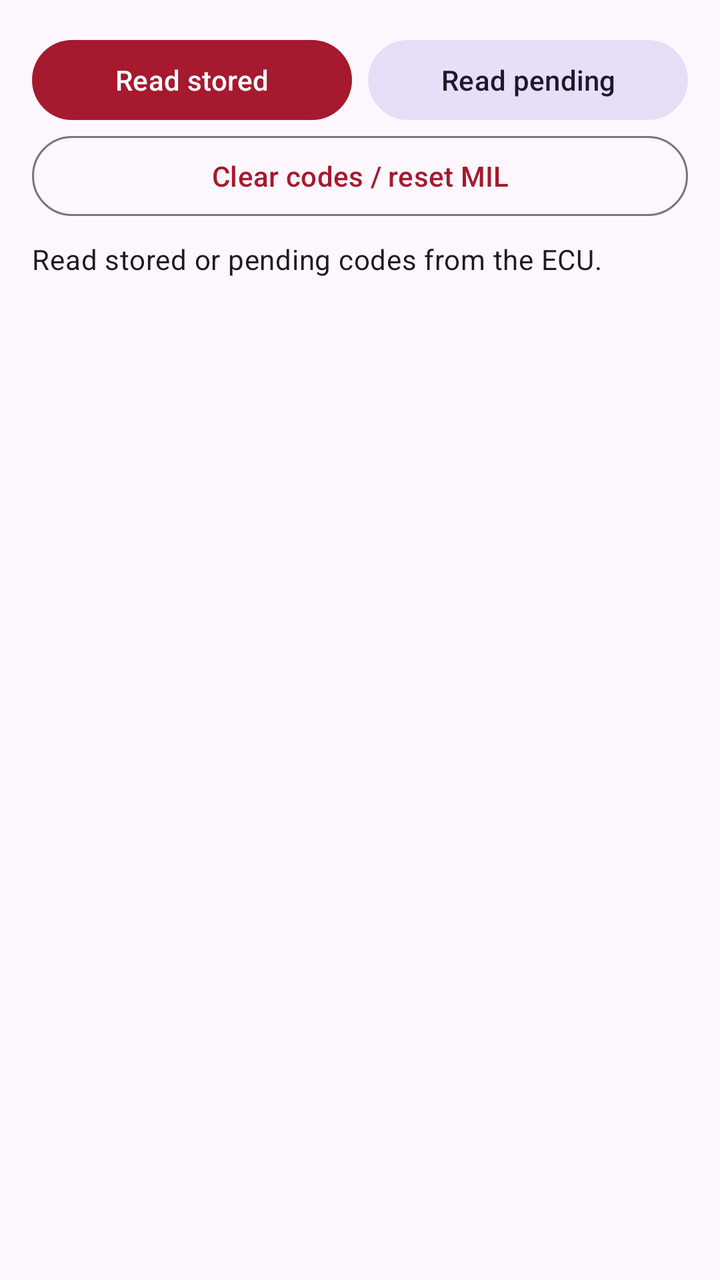
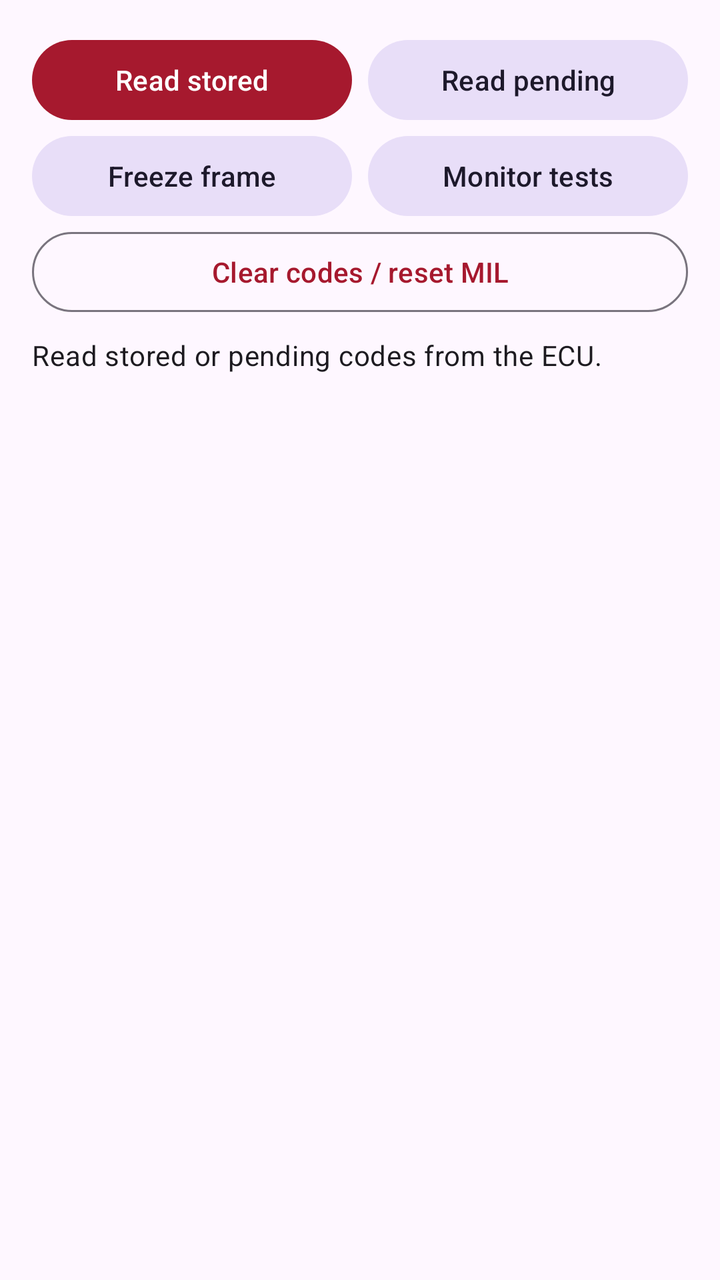

Before-and-after screenshots of an Android layout around one commit, followed by the original layout XML and the change that was made.
<!-- AndroidManifest.xml: application theme Theme.OBDApp -->
<!-- res/layout/fragment_dtc.xml -->
<?xml version="1.0" encoding="utf-8"?>
<LinearLayout xmlns:android="http://schemas.android.com/apk/res/android"
    android:layout_width="match_parent"
    android:layout_height="match_parent"
    android:orientation="vertical"
    android:padding="16dp">

    <LinearLayout
        android:layout_width="match_parent"
        android:layout_height="wrap_content"
        android:orientation="horizontal">

        <com.google.android.material.button.MaterialButton
            android:id="@+id/btnReadStored"
            android:layout_width="0dp"
            android:layout_height="wrap_content"
            android:layout_marginEnd="4dp"
            android:layout_weight="1"
            android:text="@string/dtc_read_stored" />

        <com.google.android.material.button.MaterialButton
            android:id="@+id/btnReadPending"
            style="@style/Widget.Material3.Button.TonalButton"
            android:layout_width="0dp"
            android:layout_height="wrap_content"
            android:layout_marginStart="4dp"
            android:layout_weight="1"
            android:text="@string/dtc_read_pending" />
    </LinearLayout>

    <com.google.android.material.button.MaterialButton
        android:id="@+id/btnClear"
        style="@style/Widget.Material3.Button.OutlinedButton"
        android:layout_width="match_parent"
        android:layout_height="wrap_content"
        android:text="@string/dtc_clear" />

    <LinearLayout
        android:layout_width="match_parent"
        android:layout_height="wrap_content"
        android:gravity="center_vertical"
        android:orientation="horizontal"
        android:paddingTop="8dp"
        android:paddingBottom="8dp">

        <ProgressBar
            android:id="@+id/progressDtc"
            android:layout_width="24dp"
            android:layout_height="24dp"
            android:layout_marginEnd="8dp"
            android:visibility="gone" />

        <TextView
            android:id="@+id/txtDtcStatus"
            android:layout_width="match_parent"
            android:layout_height="wrap_content"
            android:text="@string/dtc_idle"
            android:textAppearance="?attr/textAppearanceBodyMedium" />
    </LinearLayout>

    <androidx.recyclerview.widget.RecyclerView
        android:id="@+id/recyclerCodes"
        android:layout_width="match_parent"
        android:layout_height="0dp"
        android:layout_weight="1" />

</LinearLayout>
<!-- resources referenced by this layout -->
<resources>
  <string name="dtc_clear">Clear codes / reset MIL</string>
  <string name="dtc_idle">Read stored or pending codes from the ECU.</string>
  <string name="dtc_read_pending">Read pending</string>
  <string name="dtc_read_stored">Read stored</string>
  <style name="Theme.OBDApp" parent="Theme.Material3.DayNight.NoActionBar">
          <item name="colorPrimary">@color/soul_red</item>
          <item name="colorOnPrimary">#FFFFFF</item>
          <item name="colorSecondary">@color/soul_red_dark</item>
      </style>
  <color name="soul_red">#A6192E</color>
  <color name="soul_red_dark">#7A1223</color>
</resources>

<!-- the commit's change to res/layout/fragment_dtc.xml (unified diff, before → after) -->
@@ -26,6 +26,30 @@
             android:layout_marginStart="4dp"
             android:layout_weight="1"
             android:text="@string/dtc_read_pending" />
+    </LinearLayout>
+
+    <LinearLayout
+        android:layout_width="match_parent"
+        android:layout_height="wrap_content"
+        android:orientation="horizontal">
+
+        <com.google.android.material.button.MaterialButton
+            android:id="@+id/btnFreezeFrame"
+            style="@style/Widget.Material3.Button.TonalButton"
+            android:layout_width="0dp"
+            android:layout_height="wrap_content"
+            android:layout_marginEnd="4dp"
+            android:layout_weight="1"
+            android:text="@string/dtc_freeze_frame" />
+
+        <com.google.android.material.button.MaterialButton
+            android:id="@+id/btnMode06"
+            style="@style/Widget.Material3.Button.TonalButton"
+            android:layout_width="0dp"
+            android:layout_height="wrap_content"
+            android:layout_marginStart="4dp"
+            android:layout_weight="1"
+            android:text="@string/dtc_mode06" />
     </LinearLayout>
 
     <com.google.android.material.button.MaterialButton
<!-- resource entries referenced after the edit -->
@@ -1,7 +1,9 @@
 <!-- resources referenced by this layout -->
 <resources>
   <string name="dtc_clear">Clear codes / reset MIL</string>
+  <string name="dtc_freeze_frame">Freeze frame</string>
   <string name="dtc_idle">Read stored or pending codes from the ECU.</string>
+  <string name="dtc_mode06">Monitor tests</string>
   <string name="dtc_read_pending">Read pending</string>
   <string name="dtc_read_stored">Read stored</string>
   <style name="Theme.OBDApp" parent="Theme.Material3.DayNight.NoActionBar">
